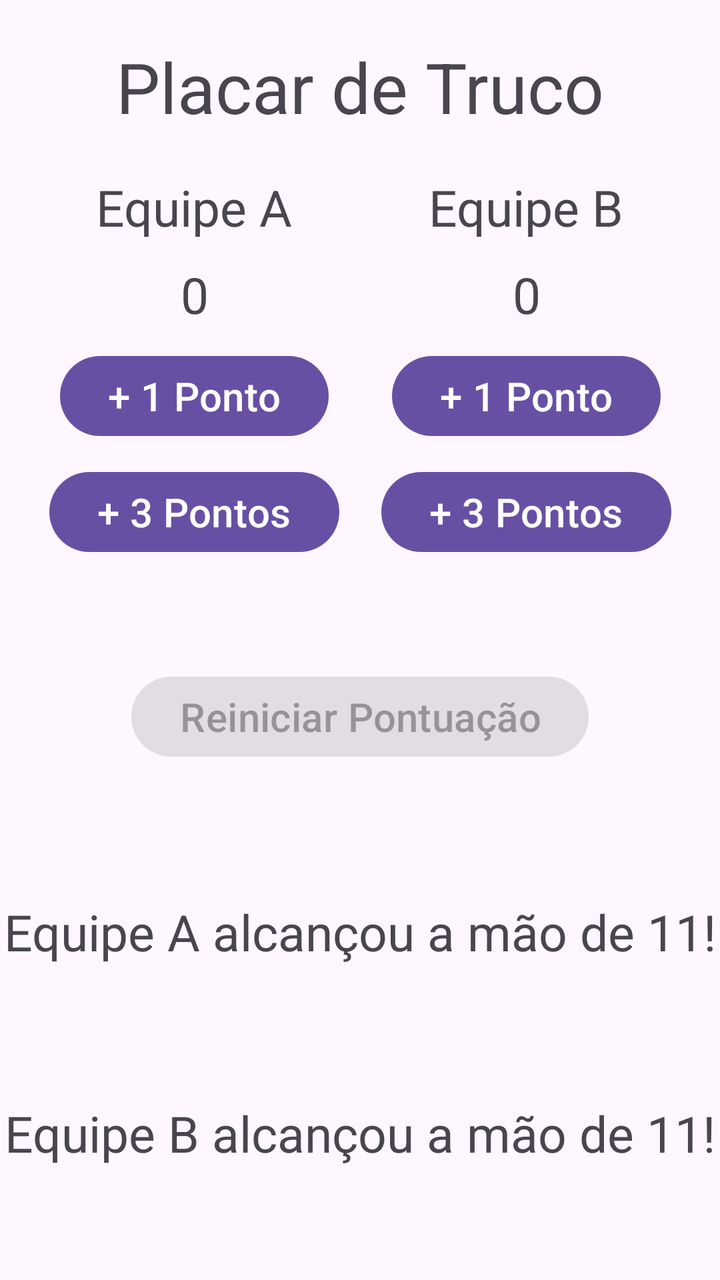
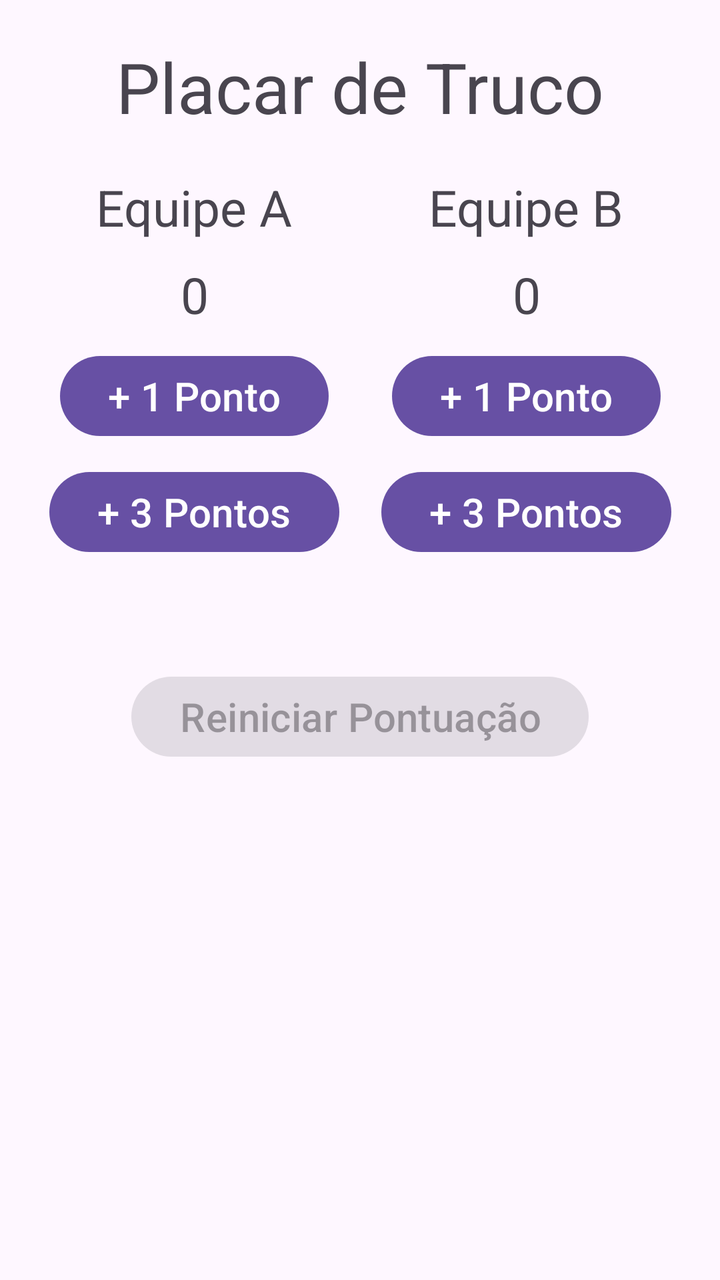

An Android layout rendered at two revisions. The XML below is the earlier revision; the diff shows what the commit changed to produce the second picture.
<!-- AndroidManifest.xml: application theme Theme.TrucoScoreBoard -->
<!-- res/layout/activity_main.xml -->
<?xml version="1.0" encoding="utf-8"?>
<androidx.constraintlayout.widget.ConstraintLayout xmlns:android="http://schemas.android.com/apk/res/android"
    xmlns:app="http://schemas.android.com/apk/res-auto"
    xmlns:tools="http://schemas.android.com/tools"
    android:id="@+id/main"
    android:layout_width="match_parent"
    android:layout_height="match_parent"
    tools:context=".MainActivity">

    <TextView
        android:id="@+id/title_tv"
        android:layout_width="wrap_content"
        android:layout_height="wrap_content"
        android:text="@string/scoreboard_title"
        android:textSize="35sp"
        android:layout_margin="20dp"
        app:layout_constraintEnd_toEndOf="parent"
        app:layout_constraintStart_toStartOf="parent"
        app:layout_constraintTop_toTopOf="parent"/>

    <TextView
        android:id="@+id/team_a_name_tv"
        android:layout_width="wrap_content"
        android:layout_height="wrap_content"
        android:text="@string/team_a_name"
        android:textSize="25sp"
        android:layout_margin="20dp"
        app:layout_constraintEnd_toStartOf="@id/team_b_name_tv"
        app:layout_constraintStart_toStartOf="parent"
        app:layout_constraintTop_toBottomOf="@id/title_tv"/>

    <TextView
        android:id="@+id/team_b_name_tv"
        android:layout_width="wrap_content"
        android:layout_height="wrap_content"
        android:text="@string/team_b_name"
        android:textSize="25sp"
        android:layout_margin="20dp"
        app:layout_constraintEnd_toEndOf="parent"
        app:layout_constraintStart_toEndOf="@id/team_a_name_tv"
        app:layout_constraintTop_toBottomOf="@id/title_tv"/>

    <TextView
        android:id="@+id/team_a_points_tv"
        android:layout_width="wrap_content"
        android:layout_height="wrap_content"
        android:text="0"
        android:textSize="25sp"
        android:layout_marginTop="10dp"
        app:layout_constraintEnd_toEndOf="@id/team_a_name_tv"
        app:layout_constraintStart_toStartOf="@id/team_a_name_tv"
        app:layout_constraintTop_toBottomOf="@id/team_a_name_tv" />

    <TextView
        android:id="@+id/team_b_points_tv"
        android:layout_width="wrap_content"
        android:layout_height="wrap_content"
        android:text="0"
        android:textSize="25sp"
        android:layout_marginTop="10dp"
        app:layout_constraintEnd_toEndOf="@id/team_b_name_tv"
        app:layout_constraintStart_toStartOf="@id/team_b_name_tv"
        app:layout_constraintTop_toBottomOf="@id/team_b_name_tv" />

    <Button
        android:id="@+id/team_a_1_point_bt"
        android:layout_width="wrap_content"
        android:layout_height="wrap_content"
        android:text="@string/plus_1_point"
        android:textSize="20sp"
        android:layout_marginTop="10dp"
        app:layout_constraintEnd_toEndOf="@id/team_a_name_tv"
        app:layout_constraintStart_toStartOf="@id/team_a_name_tv"
        app:layout_constraintTop_toBottomOf="@id/team_a_points_tv"/>

    <Button
        android:id="@+id/team_b_1_point_bt"
        android:layout_width="wrap_content"
        android:layout_height="wrap_content"
        android:text="@string/plus_1_point"
        android:textSize="20sp"
        android:layout_marginTop="10dp"
        app:layout_constraintEnd_toEndOf="@id/team_b_name_tv"
        app:layout_constraintStart_toStartOf="@id/team_b_name_tv"
        app:layout_constraintTop_toBottomOf="@id/team_b_points_tv"/>

    <Button
        android:id="@+id/team_a_3_point_bt"
        android:layout_width="wrap_content"
        android:layout_height="wrap_content"
        android:text="@string/plus_3_points"
        android:textSize="20sp"
        android:layout_marginTop="10dp"
        app:layout_constraintEnd_toEndOf="@id/team_a_name_tv"
        app:layout_constraintStart_toStartOf="@id/team_a_name_tv"
        app:layout_constraintTop_toBottomOf="@id/team_a_1_point_bt"/>

    <Button
        android:id="@+id/team_b_3_point_bt"
        android:layout_width="wrap_content"
        android:layout_height="wrap_content"
        android:text="@string/plus_3_points"
        android:textSize="20sp"
        android:layout_marginTop="10dp"
        app:layout_constraintEnd_toEndOf="@id/team_b_name_tv"
        app:layout_constraintStart_toStartOf="@id/team_b_name_tv"
        app:layout_constraintTop_toBottomOf="@id/team_b_1_point_bt"/>

    <Button
        android:id="@+id/reset_points_bt"
        android:layout_width="wrap_content"
        android:layout_height="wrap_content"
        android:text="Reiniciar Pontuação"
        android:textSize="20sp"
        android:layout_marginTop="10dp"
        android:enabled="false"
        app:layout_constraintEnd_toEndOf="parent"
        app:layout_constraintStart_toStartOf="parent"
        app:layout_constraintTop_toBottomOf="@id/title_tv"
        app:layout_constraintBottom_toBottomOf="parent"/>

    <TextView
        android:id="@+id/team_a_game_point_tv"
        android:layout_width="wrap_content"
        android:layout_height="wrap_content"
        android:text="@string/team_a_game_point_alert"
        android:textSize="25sp"
        android:layout_marginTop="10dp"
        app:layout_constraintEnd_toEndOf="parent"
        app:layout_constraintStart_toStartOf="parent"
        app:layout_constraintBottom_toTopOf="@id/team_b_game_point_tv"
        app:layout_constraintTop_toBottomOf="@id/reset_points_bt"/>

    <TextView
        android:id="@+id/team_b_game_point_tv"
        android:layout_width="wrap_content"
        android:layout_height="wrap_content"
        android:text="@string/team_b_game_point_alert"
        android:textSize="25sp"
        android:layout_marginTop="10dp"
        app:layout_constraintEnd_toEndOf="parent"
        app:layout_constraintStart_toStartOf="parent"
        app:layout_constraintBottom_toBottomOf="parent"
        app:layout_constraintTop_toBottomOf="@id/team_a_game_point_tv"/>

</androidx.constraintlayout.widget.ConstraintLayout>
<!-- resources referenced by this layout -->
<resources>
  <string name="plus_1_point">+ 1 Ponto</string>
  <string name="plus_3_points">+ 3 Pontos</string>
  <string name="scoreboard_title">Placar de Truco</string>
  <string name="team_a_game_point_alert">Equipe A alcançou a mão de 11!</string>
  <string name="team_a_name">Equipe A</string>
  <string name="team_b_game_point_alert">Equipe B alcançou a mão de 11!</string>
  <string name="team_b_name">Equipe B</string>
  <style name="Theme.TrucoScoreBoard" parent="Base.Theme.TrucoScoreBoard" />
  <style name="Base.Theme.TrucoScoreBoard" parent="Theme.Material3.DayNight.NoActionBar">
          
          
      </style>
</resources>

<!-- the commit's change to res/layout/activity_main.xml (unified diff, before → after) -->
@@ -126,6 +126,7 @@
         android:text="@string/team_a_game_point_alert"
         android:textSize="25sp"
         android:layout_marginTop="10dp"
+        android:visibility="gone"
         app:layout_constraintEnd_toEndOf="parent"
         app:layout_constraintStart_toStartOf="parent"
         app:layout_constraintBottom_toTopOf="@id/team_b_game_point_tv"
@@ -138,6 +139,7 @@
         android:text="@string/team_b_game_point_alert"
         android:textSize="25sp"
         android:layout_marginTop="10dp"
+        android:visibility="gone"
         app:layout_constraintEnd_toEndOf="parent"
         app:layout_constraintStart_toStartOf="parent"
         app:layout_constraintBottom_toBottomOf="parent"
